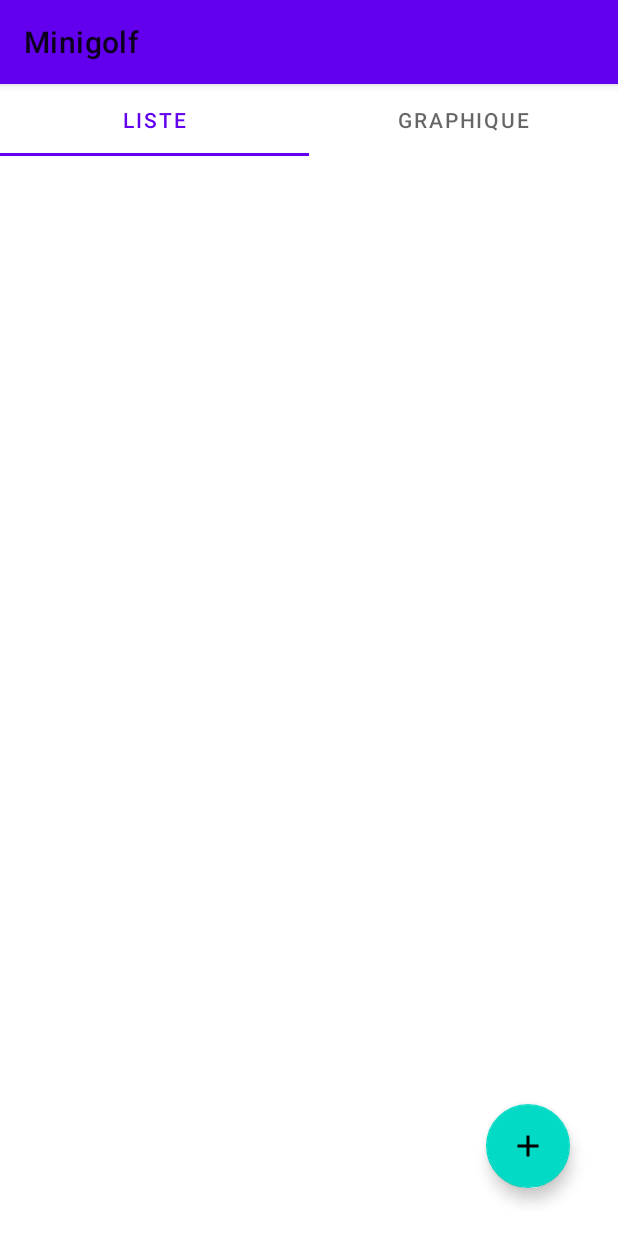
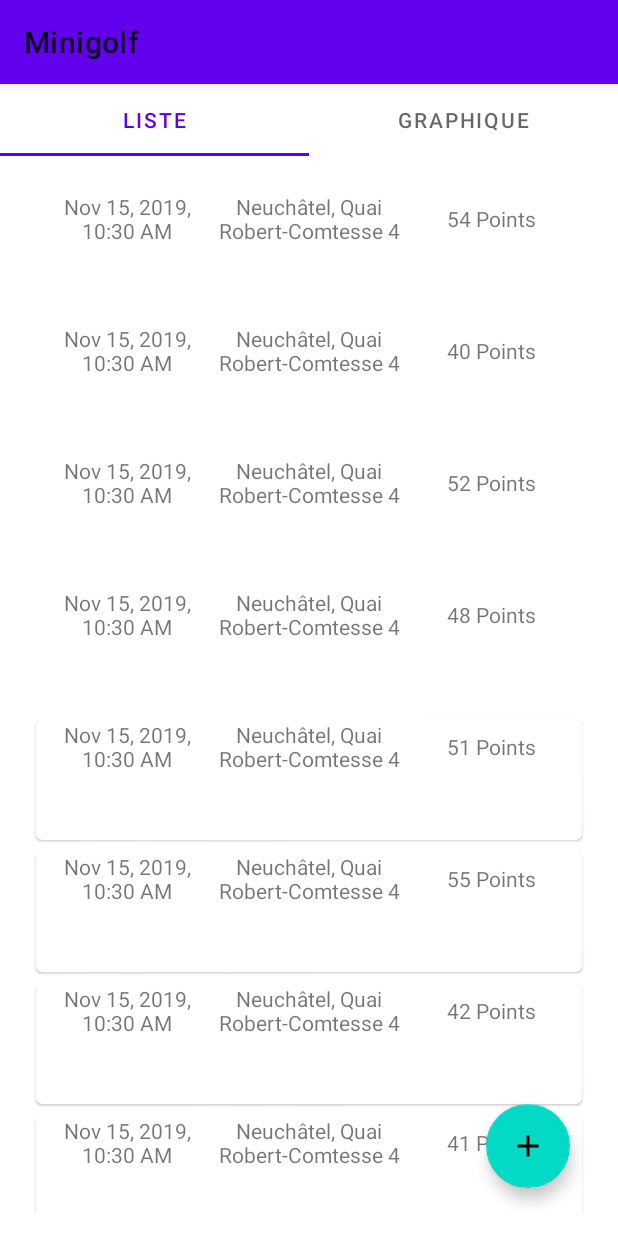
Before and after one commit to B2R-BEBs/minigolf_android, an Android app: the ListFragment screen opened directly, with no data from a screen before it, after a tap on an icon or button, on a phone screen of 412 x 824 dp. Run offline under Robolectric (Android 15) with nearby library versions, the phone set to English and light mode, and no system bars; our stand-ins replace Room's generated code; libraries missing offline, so code that uses them is left out: com.github.mikephil.charting; 9 statements that could not run were skipped.

Commit message:
Add chart and adapter for recyclerView

```diff
--- a/app/src/main/java/ch/hearc/minigolf/ListFragment.kt
+++ b/app/src/main/java/ch/hearc/minigolf/ListFragment.kt
@@ -13,12 +13,12 @@ import ch.hearc.minigolf.data.Score
 import com.google.android.material.floatingactionbutton.FloatingActionButton
 import kotlinx.coroutines.*
 import java.util.*
+import kotlin.random.Random
 
 class ListFragment : Fragment() {
 
     lateinit var recyclerView: RecyclerView
-    lateinit var scores: MutableList<Score>
-    var score = 50
+    private var scores = mutableListOf<Score>()
 
     override fun onCreateView(
         inflater: LayoutInflater,
@@ -28,19 +28,14 @@ class ListFragment : Fragment() {
 
         val inflaterList = inflater.inflate(R.layout.fragment_list, container, false)
         recyclerView = inflaterList.findViewById<RecyclerView>(R.id.rv_list)
-        val floatingButton = inflaterList.findViewById<FloatingActionButton>(R.id.floating_action_button)
+        val floatingButton =
+            inflaterList.findViewById<FloatingActionButton>(R.id.floating_action_button)
 
-        floatingButton.setOnClickListener { addScore(Score(score++, "Neuchâtel", Date())) }
+        floatingButton.setOnClickListener { addScore() }
 
         recyclerView.layoutManager = LinearLayoutManager(context)
 
-
-
-        runBlocking {
-            scores = withContext(Dispatchers.Default) {
-                MinigolfDatabase.getDatabase(activity!!.applicationContext).scoreDao().selectAll().toMutableList()
-            }
-        }
+        setScores(10)
 
         recyclerView.adapter =
             ListAdapter(scores, View.OnClickListener { Log.i("ListFragment", "Click ok") })
@@ -48,13 +43,17 @@ class ListFragment : Fragment() {
         return inflaterList
     }
 
-    fun addScore(score: Score) {
-
-
-        runBlocking {
-            MinigolfDatabase.getDatabase(activity!!.applicationContext).scoreDao().insert(score)
+    fun setScores(nb: Int) {
+        for (i in 1..nb) {
+            scores.add(getFakeScore())
         }
-        scores.add(score)
         recyclerView.adapter?.notifyDataSetChanged()
     }
+
+    fun getFakeScore() : Score = Score(Random.nextInt(40, 60), "Neuchâtel, Quai Robert-Comtesse 4", Date())
+
+    fun addScore() {
+        scores.add(getFakeScore())
+        recyclerView.adapter?.notifyItemInserted(scores.lastIndex)
+    }
 }
--- a/app/src/main/res/layout/list_item.xml
+++ b/app/src/main/res/layout/list_item.xml
@@ -8,12 +8,14 @@
     android:layout_marginRight="@dimen/mtrl_card_spacing"
     android:minHeight="80dp"
     tools:ignore="PrivateResource"
-    android:background="@color/lightGrey">
+    android:background="@color/lightGrey"
+    >
 
     <LinearLayout
         android:layout_width="match_parent"
         android:layout_height="match_parent"
         android:orientation="horizontal"
+        android:gravity="center"
         >
 
         <TextView
@@ -30,7 +32,7 @@
             android:layout_height="match_parent"
             android:layout_weight="1"
             android:gravity="center"
-            tools:text="Neuchâtel, Avenue des Portes-Rouge 151" />
+            tools:text="Neuchâtel, Quai Robert-Comtesse 4" />
 
         <TextView
             android:id="@+id/tv_score"
--- a/app/src/main/res/values/colors.xml
+++ b/app/src/main/res/values/colors.xml
@@ -1,5 +1,5 @@
 <?xml version="1.0" encoding="utf-8"?>
 <resources>
-    <color name="barchart">#00ff00</color>
+    <color name="barchart">@color/design_default_color_primary</color>
     <color name="lightGrey">#eeeeee</color>
 </resources>
```
